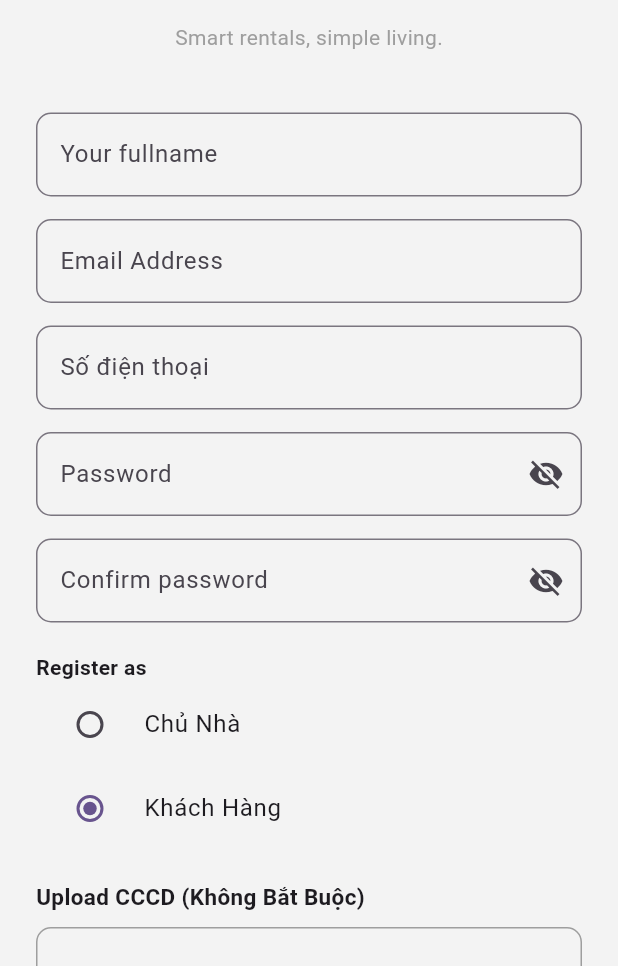
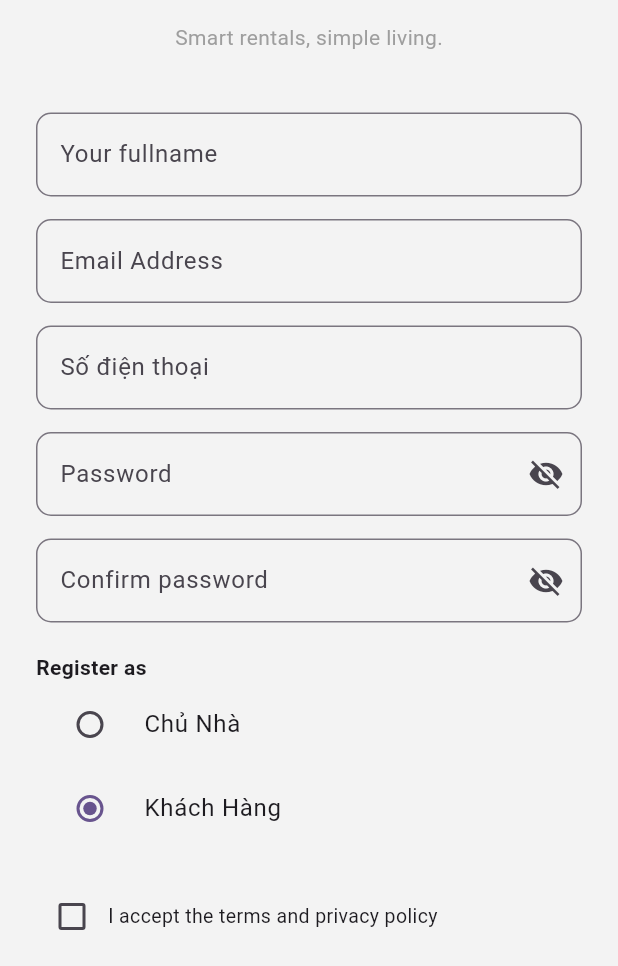
Before and after one commit to nho-moi-so/quan-ly-tim-kiem-phong-tro, a Flutter app: the SignUpEmailScreen screen opened by its route, on a phone screen of 412 x 824 dp, the part 270-1236 px from its top. Run offline on Flutter 3.47's test engine with Material 3 defaults, Android fonts, the phone set to English and light mode, and no system bars; our stand-ins replace cloud_firestore, diacritic, firebase_auth, firebase_core, flutter_dotenv, flutter_map and 3 more; accounts and stored records are empty.

Commit message:
done signup
Co-authored-by: Copilot <copilot@github.com>

```diff
--- a/quan_ly_tim_kiem_phong_tro_fe/lib/features/guest/screens/signup_email_screens.dart
+++ b/quan_ly_tim_kiem_phong_tro_fe/lib/features/guest/screens/signup_email_screens.dart
@@ -20,8 +20,8 @@ class _SignUpEmailScreenState extends State<SignUpEmailScreen> {
   final passwordController = TextEditingController();
   final confirmController = TextEditingController();
 
-  File? cccdFront;
-  File? cccdBack;
+  // File? cccdFront;
+  // File? cccdBack;
 
   final ImagePicker picker = ImagePicker();
   bool hidePassword = true;
@@ -41,8 +41,8 @@ class _SignUpEmailScreenState extends State<SignUpEmailScreen> {
       password: passwordController.text,
       confirmPassword: confirmController.text,
       role: selectedRole,
-      cccdFront: cccdFront,
-      cccdBack: cccdBack,
+      // cccdFront: cccdFront,
+      // cccdBack: cccdBack,
     );
 
     if (!mounted) return;
@@ -62,25 +62,25 @@ class _SignUpEmailScreenState extends State<SignUpEmailScreen> {
     }
   }
 
-  Future<void> pickFront() async {
-    final XFile? image = await picker.pickImage(source: ImageSource.gallery);
+  // Future<void> pickFront() async {
+    // final XFile? image = await picker.pickImage(source: ImageSource.gallery);
 
-    if (image != null) {
-      setState(() {
-        cccdFront = File(image.path);
-      });
-    }
-  }
+  //   if (image != null) {
+  //     setState(() {
+  //       cccdFront = File(image.path);
+  //     });
+  //   }
+  // }
 
-  Future<void> pickBack() async {
-    final XFile? image = await picker.pickImage(source: ImageSource.gallery);
+  // Future<void> pickBack() async {
+  //   final XFile? image = await picker.pickImage(source: ImageSource.gallery);
 
-    if (image != null) {
-      setState(() {
-        cccdBack = File(image.path);
-      });
-    }
-  }
+  //   if (image != null) {
+  //     setState(() {
+  //       cccdBack = File(image.path);
+  //     });
+  //   }
+  // }
 
   @override
   Widget build(BuildContext context) {
@@ -228,54 +228,54 @@ class _SignUpEmailScreenState extends State<SignUpEmailScreen> {
                 const SizedBox(height: 20),
 
                 /// CCCD UPLOAD
-                Column(
-                  crossAxisAlignment: CrossAxisAlignment.start,
-                  children: [
-                    const Text(
-                      "Upload CCCD (Không Bắt Buộc)",
-                      style: TextStyle(
-                        fontWeight: FontWeight.bold,
-                        fontSize: 15,
-                      ),
-                    ),
+                // Column(
+                //   crossAxisAlignment: CrossAxisAlignment.start,
+                //   children: [
+                //     const Text(
+                //       "Upload CCCD (Không Bắt Buộc)",
+                //       style: TextStyle(
+                //         fontWeight: FontWeight.bold,
+                //         fontSize: 15,
+                //       ),
+                //     ),
 
-                    const SizedBox(height: 10),
+                    // const SizedBox(height: 10),
 
                     /// FRONT
-                    GestureDetector(
-                      onTap: pickFront,
-                      child: Container(
-                        height: 120,
-                        width: double.infinity,
-                        decoration: BoxDecoration(
-                          border: Border.all(color: Colors.grey),
-                          borderRadius: BorderRadius.circular(10),
-                        ),
-                        child: cccdFront == null
-                            ? const Center(child: Text("Upload CCCD Mặt Trước"))
-                            : Image.file(cccdFront!, fit: BoxFit.cover),
-                      ),
-                    ),
+                    // GestureDetector(
+                    //   onTap: pickFront,
+                    //   child: Container(
+                    //     height: 120,
+                    //     width: double.infinity,
+                    //     decoration: BoxDecoration(
+                    //       border: Border.all(color: Colors.grey),
+                    //       borderRadius: BorderRadius.circular(10),
+                    //     ),
+                    //     child: cccdFront == null
+                    //         ? const Center(child: Text("Upload CCCD Mặt Trước"))
+                    //         : Image.file(cccdFront!, fit: BoxFit.cover),
+                    //   ),
+                    // ),
 
-                    const SizedBox(height: 10),
+                    // const SizedBox(height: 10),
 
-                    /// BACK
-                    GestureDetector(
-                      onTap: pickBack,
-                      child: Container(
-                        height: 120,
-                        width: double.infinity,
-                        decoration: BoxDecoration(
-                          border: Border.all(color: Colors.grey),
-                          borderRadius: BorderRadius.circular(10),
-                        ),
-                        child: cccdBack == null
-                            ? const Center(child: Text("Upload CCCD Mặt Sau"))
-                            : Image.file(cccdBack!, fit: BoxFit.cover),
-                      ),
-                    ),
-                  ],
-                ),
+                //     /// BACK
+                //     GestureDetector(
+                //       onTap: pickBack,
+                //       child: Container(
+                //         height: 120,
+                //         width: double.infinity,
+                //         decoration: BoxDecoration(
+                //           border: Border.all(color: Colors.grey),
+                //           borderRadius: BorderRadius.circular(10),
+                //         ),
+                //         child: cccdBack == null
+                //             ? const Center(child: Text("Upload CCCD Mặt Sau"))
+                //             : Image.file(cccdBack!, fit: BoxFit.cover),
+                //       ),
+                //     ),
+                //   ],
+                // ),
 
                 /// TERMS
                 Row(
--- a/quan_ly_tim_kiem_phong_tro_fe/lib/main.dart
+++ b/quan_ly_tim_kiem_phong_tro_fe/lib/main.dart
@@ -5,6 +5,7 @@ import 'package:quan_ly_tim_kiem_phong_tro_fe/features/guest/screens/login_scree
 import 'package:quan_ly_tim_kiem_phong_tro_fe/features/guest/screens/signup_email_screens.dart';
 import 'package:quan_ly_tim_kiem_phong_tro_fe/features/guest/screens/welcome_screens.dart';
 import 'package:quan_ly_tim_kiem_phong_tro_fe/features/guest/screens/view_contract_screens.dart';
+import 'package:quan_ly_tim_kiem_phong_tro_fe/features/guest/screens/setting_screens.dart';
 import 'firebase_options.dart';
 import 'package:flutter_dotenv/flutter_dotenv.dart';
 
@@ -33,13 +34,14 @@ class MyApp extends StatelessWidget {
         useMaterial3: true,
       ),
 
-      initialRoute: '/home',
+      initialRoute: '/setting',
 
       routes: {
         '/welcomescreen': (context) => const WelcomeScreen(),
         '/login': (context) => const LoginScreen(),
         '/signup': (context) => const SignUpEmailScreen(),
         '/home': (context) => const HomePageScreen(),
+        '/setting': (context) => const SettingScreens(),
         //'/contract': (context) => const ViewContractScreens(),
 
       },
--- a/quan_ly_tim_kiem_phong_tro_fe/lib/service/guest/auth_service.dart
+++ b/quan_ly_tim_kiem_phong_tro_fe/lib/service/guest/auth_service.dart
@@ -9,7 +9,7 @@ class AuthService {
     required String password,
     required String phone,
     required String role,
-    String cccd = 'Chưa cập nhật',
+    // String cccd = 'Chưa cập nhật',
     double balance = 0,
   }) async {
     try {
@@ -26,7 +26,7 @@ class AuthService {
 
       final body = {
         "balance": balance,
-        "cccd": cccd,
+        // "cccd": cccd,
         "email": email.trim(),
         "fullName": username.trim(),
         "password": password,
```
Also changed, not shown: quan_ly_tim_kiem_phong_tro_fe/lib/features/guest/controller/auth_controller.dart (+53 -53 lines), quan_ly_tim_kiem_phong_tro_fe/lib/model/user.dart (+4 -4 lines).
